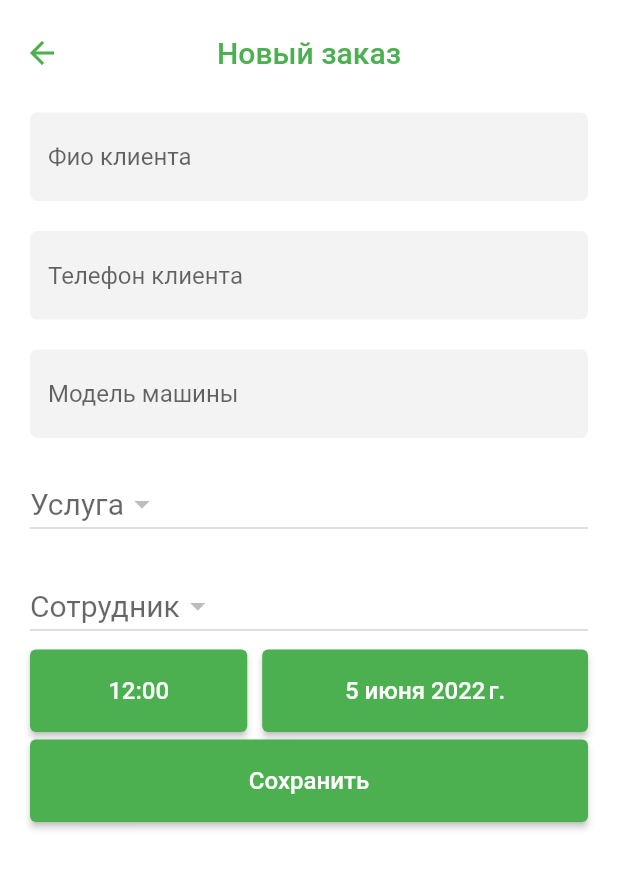
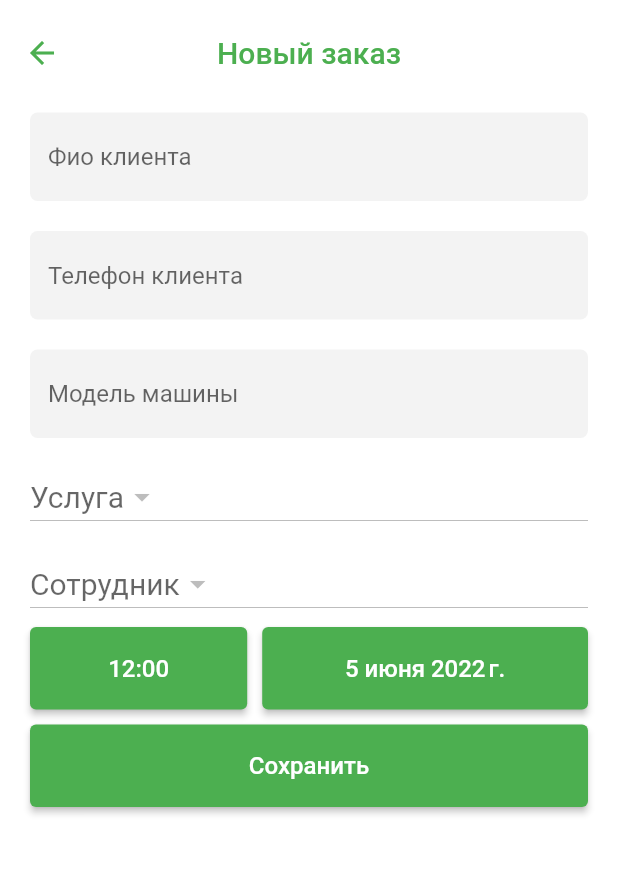
Before and after one commit to EgorShiryaev/TireManager, a Flutter app: the OrderFormScreen screen opened directly, on a phone screen of 412 x 824 dp. Shown: the top 869 px of the screen. Run offline on Flutter 3.47's test engine with Material 2 defaults, Android fonts, the phone set to English and light mode, and no system bars; our stand-ins replace flutter_svg, google_fonts, hive, hive_flutter; accounts and stored records are empty; statements that could not run were skipped.

Commit message:
fix order form

```diff
--- a/lib/widgets/orders_screen/order_form.dart
+++ b/lib/widgets/orders_screen/order_form.dart
@@ -194,10 +194,7 @@ class _OrderFormState extends State<OrderForm> {
           ),
           _divider,
           Padding(
-            padding: const EdgeInsets.symmetric(
-              horizontal: 20,
-              vertical: 5,
-            ),
+            padding: const EdgeInsets.symmetric(horizontal: 20 ),
             child: DropdownButton<Service>(
               style: const TextStyle(fontSize: 20),
               hint: const Text('Услуга'),
@@ -213,10 +210,7 @@ class _OrderFormState extends State<OrderForm> {
           ),
           _divider,
           Padding(
-            padding: const EdgeInsets.symmetric(
-              horizontal: 20,
-              vertical: 5,
-            ),
+            padding: const EdgeInsets.symmetric(horizontal: 20),
             child: DropdownButton<Employee>(
               style: const TextStyle(fontSize: 20),
               hint: const Text('Сотрудник'),
@@ -231,7 +225,10 @@ class _OrderFormState extends State<OrderForm> {
             ),
           ),
           Padding(
-            padding: const EdgeInsets.symmetric(horizontal: 20),
+            padding: const EdgeInsets.symmetric(
+              horizontal: 20,
+              vertical: 5,
+            ),
             child: Row(
               children: [
                 Expanded(
```
